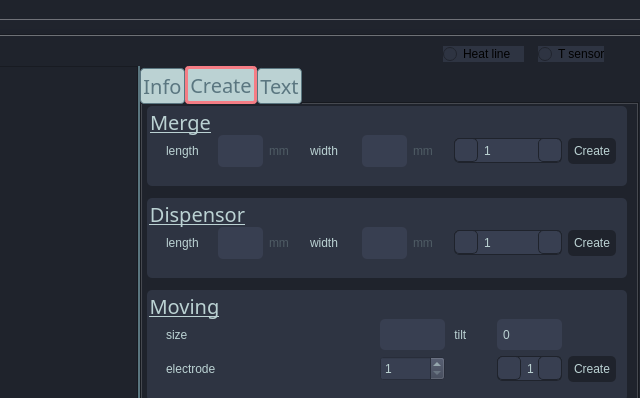
Above: mainwindow.ui from pandix73/qtgraphics before the change; both pictures show x 612 to 1252 and y 0 to 398 of the 1252 by 696 pixel window. Below: the same form after it.
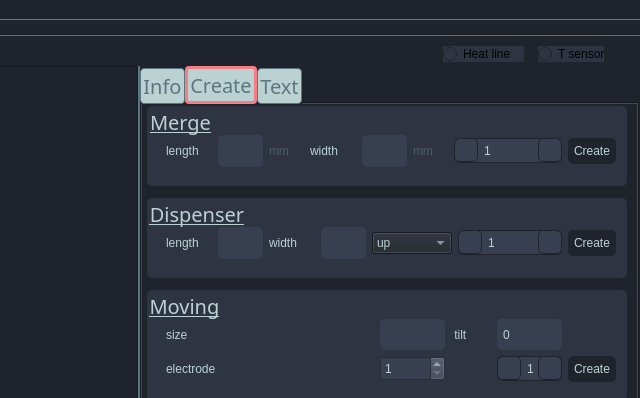
That is the form after the change. The open tabs and pages were chosen to show the change. Icons and pictures are not drawn.

Commit message: 2019.01.24 1. update : line connection (fill gaps) 2. new : dispenser component with directions (unit/line/preview)

The edit to the form file:
```diff
--- a/mainwindow.ui
+++ b/mainwindow.ui
@@ -1026,10 +1026,54 @@
         <string notr="true"/>
        </property>
        <property name="title">
-        <string>Dispensor</string>
+        <string>Dispenser</string>
        </property>
        <layout class="QGridLayout" name="gridLayout_6">
-        <item row="0" column="7">
+        <item row="0" column="0">
+         <widget class="QLabel" name="dispender_length_label">
+          <property name="minimumSize">
+           <size>
+            <width>46</width>
+            <height>0</height>
+           </size>
+          </property>
+          <property name="maximumSize">
+           <size>
+            <width>46</width>
+            <height>16777215</height>
+           </size>
+          </property>
+          <property name="autoFillBackground">
+           <bool>false</bool>
+          </property>
+          <property name="text">
+           <string>length</string>
+          </property>
+         </widget>
+        </item>
+        <item row="0" column="3">
+         <widget class="QLineEdit" name="dispenser_width">
+          <property name="sizePolicy">
+           <sizepolicy hsizetype="Expanding" vsizetype="Expanding">
+            <horstretch>0</horstretch>
+            <verstretch>0</verstretch>
+           </sizepolicy>
+          </property>
+          <property name="minimumSize">
+           <size>
+            <width>45</width>
+            <height>0</height>
+           </size>
+          </property>
+          <property name="maximumSize">
+           <size>
+            <width>45</width>
+            <height>16777215</height>
+           </size>
+          </property>
+         </widget>
+        </item>
+        <item row="0" column="6">
          <widget class="QPushButton" name="dispenser_create">
           <property name="sizePolicy">
            <sizepolicy hsizetype="Fixed" vsizetype="Fixed">
@@ -1045,7 +1089,7 @@
           </property>
          </widget>
         </item>
-        <item row="0" column="3">
+        <item row="0" column="2">
          <widget class="QLabel" name="dispenser_width_label">
           <property name="minimumSize">
            <size>
@@ -1064,29 +1108,7 @@
           </property>
          </widget>
         </item>
-        <item row="0" column="0">
-         <widget class="QLabel" name="dispender_length_label">
-          <property name="minimumSize">
-           <size>
-            <width>46</width>
-            <height>0</height>
-           </size>
-          </property>
-          <property name="maximumSize">
-           <size>
-            <width>46</width>
-            <height>16777215</height>
-           </size>
-          </property>
-          <property name="autoFillBackground">
-           <bool>false</bool>
-          </property>
-          <property name="text">
-           <string>length</string>
-          </property>
-         </widget>
-        </item>
-        <item row="0" column="6">
+        <item row="0" column="5">
          <widget class="QSpinBox" name="dispenser_num">
           <property name="minimumSize">
            <size>
@@ -1179,69 +1201,33 @@
          </widget>
         </item>
         <item row="0" column="4">
-         <widget class="QLineEdit" name="dispenser_width">
-          <property name="sizePolicy">
-           <sizepolicy hsizetype="Expanding" vsizetype="Expanding">
-            <horstretch>0</horstretch>
-            <verstretch>0</verstretch>
-           </sizepolicy>
-          </property>
-          <property name="minimumSize">
-           <size>
-            <width>45</width>
-            <height>0</height>
-           </size>
-          </property>
+         <widget class="QComboBox" name="dispenser_dir">
           <property name="maximumSize">
            <size>
-            <width>45</width>
+            <width>80</width>
             <height>16777215</height>
            </size>
           </property>
-         </widget>
-        </item>
-        <item row="0" column="2">
-         <widget class="QLabel" name="merge_length_label_4">
-          <property name="minimumSize">
-           <size>
-            <width>35</width>
-            <height>0</height>
-           </size>
-          </property>
-          <property name="maximumSize">
-           <size>
-            <width>35</width>
-            <height>16777215</height>
-           </size>
-          </property>
-          <property name="styleSheet">
-           <string notr="true"> color:rgb(78, 91, 100)</string>
-          </property>
-          <property name="text">
-           <string>mm</string>
-          </property>
-         </widget>
-        </item>
-        <item row="0" column="5">
-         <widget class="QLabel" name="merge_length_label_5">
-          <property name="minimumSize">
-           <size>
-            <width>35</width>
-            <height>0</height>
-           </size>
-          </property>
-          <property name="maximumSize">
-           <size>
-            <width>35</width>
-            <height>16777215</height>
-           </size>
-          </property>
-          <property name="styleSheet">
-           <string notr="true"> color:rgb(78, 91, 100)</string>
-          </property>
-          <property name="text">
-           <string>mm</string>
-          </property>
+          <item>
+           <property name="text">
+            <string>up</string>
+           </property>
+          </item>
+          <item>
+           <property name="text">
+            <string>right</string>
+           </property>
+          </item>
+          <item>
+           <property name="text">
+            <string>down</string>
+           </property>
+          </item>
+          <item>
+           <property name="text">
+            <string>left</string>
+           </property>
+          </item>
          </widget>
         </item>
        </layout>
```
Left out of the diff: 4 changed lines with no effect on the pictures. The commit also changes 2 other files.
